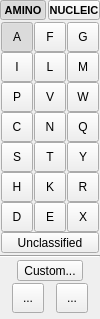
Before: the Qt Designer form src/schrodinger/sketcher/ui/monomer_tool_widget.ui in schrodinger/sketcher, drawn with Qt 5.
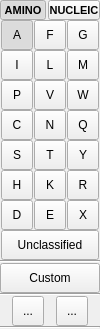
After: the same form once the commit is applied. Icons and pictures are not drawn. Custom widgets are drawn as their Qt base class.

Commit message: SKETCH-2886: Updating "+ Custom" button and dialog titles to match spec (#469)

```diff
--- a/src/schrodinger/sketcher/ui/monomer_tool_widget.ui
+++ b/src/schrodinger/sketcher/ui/monomer_tool_widget.ui
@@ -7,7 +7,7 @@
     <x>0</x>
     <y>0</y>
     <width>100</width>
-    <height>319</height>
+    <height>326</height>
    </rect>
   </property>
   <property name="windowTitle">
@@ -15,7 +15,7 @@
   </property>
   <layout class="QVBoxLayout" name="verticalLayout">
    <property name="spacing">
-    <number>2</number>
+    <number>0</number>
    </property>
    <property name="leftMargin">
     <number>0</number>
@@ -577,6 +577,18 @@
            <verstretch>0</verstretch>
           </sizepolicy>
          </property>
+         <property name="minimumSize">
+          <size>
+           <width>0</width>
+           <height>30</height>
+          </size>
+         </property>
+         <property name="maximumSize">
+          <size>
+           <width>16777215</width>
+           <height>32</height>
+          </size>
+         </property>
          <property name="text">
           <string>Unclassified</string>
          </property>
@@ -1267,24 +1279,6 @@
     </widget>
    </item>
    <item>
-    <layout class="QHBoxLayout" name="horizontalLayout_2">
-     <property name="spacing">
-      <number>0</number>
-     </property>
-     <item>
-      <spacer name="horizontalSpacer_4">
-       <property name="orientation">
-        <enum>Qt::Orientation::Horizontal</enum>
-       </property>
-       <property name="sizeHint" stdset="0">
-        <size>
-         <width>0</width>
-         <height>0</height>
-        </size>
-       </property>
-      </spacer>
-     </item>
-     <item>
       <widget class="schrodinger::sketcher::ToolButtonWithPopup" name="custom_monomer_btn">
        <property name="sizePolicy">
         <sizepolicy hsizetype="Expanding" vsizetype="Fixed">
@@ -1292,8 +1286,20 @@
          <verstretch>0</verstretch>
         </sizepolicy>
        </property>
+     <property name="minimumSize">
+      <size>
+       <width>0</width>
+       <height>30</height>
+      </size>
+     </property>
+     <property name="maximumSize">
+      <size>
+       <width>16777215</width>
+       <height>32</height>
+      </size>
+     </property>
        <property name="text">
-        <string>Custom...</string>
+      <string>Custom</string>
        </property>
        <property name="icon">
         <iconset resource="../sketcher.qrc">
@@ -1308,19 +1314,11 @@
       </widget>
      </item>
      <item>
-      <spacer name="horizontalSpacer_5">
+    <widget class="Line" name="line_2">
        <property name="orientation">
         <enum>Qt::Orientation::Horizontal</enum>
        </property>
-       <property name="sizeHint" stdset="0">
-        <size>
-         <width>0</width>
-         <height>0</height>
-        </size>
-       </property>
-      </spacer>
-     </item>
-    </layout>
+    </widget>
    </item>
    <item>
     <layout class="QHBoxLayout" name="horizontalLayout_6">
@@ -1444,6 +1442,13 @@
      </item>
     </layout>
    </item>
+   <item>
+    <widget class="Line" name="line_3">
+     <property name="orientation">
+      <enum>Qt::Orientation::Horizontal</enum>
+     </property>
+    </widget>
+   </item>
    <item>
     <spacer name="verticalSpacer_5">
      <property name="orientation">
```
Left out of the diff: 12 changed lines with no effect on the pictures. Lines whose indentation alone changed are shown as unchanged. The commit also changes 8 other files.
